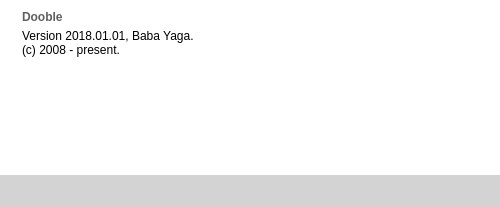
Above: 2.x/UI/dooble_about.ui from textbrowser/dooble before the change. Below: the same form after it.
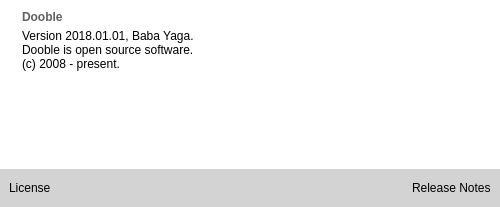
That is the form after the change. Icons and pictures are not drawn.

Commit message: BSD 3-clause license in About.

Diff of the .ui file:
```diff
--- a/2.x/UI/dooble_about.ui
+++ b/2.x/UI/dooble_about.ui
@@ -98,6 +98,7 @@
           </property>
           <property name="text">
            <string>Version 2018.01.01, Baba Yaga.
+Dooble is open source software.
 (c) 2008 - present.</string>
           </property>
           <property name="textInteractionFlags">
@@ -140,11 +141,31 @@
       <property name="styleSheet">
        <string notr="true">QFrame {background-color: lightgray;}</string>
       </property>
-      <layout class="QVBoxLayout" name="verticalLayout_3">
+      <layout class="QHBoxLayout" name="horizontalLayout_2">
+       <item>
+        <widget class="QLabel" name="license">
+         <property name="text">
+          <string>License</string>
+         </property>
+        </widget>
+       </item>
+       <item>
+        <spacer name="horizontalSpacer">
+         <property name="orientation">
+          <enum>Qt::Horizontal</enum>
+         </property>
+         <property name="sizeHint" stdset="0">
+          <size>
+           <width>40</width>
+           <height>20</height>
+          </size>
+         </property>
+        </spacer>
+       </item>
        <item>
         <widget class="QLabel" name="release_notes">
          <property name="text">
-          <string/>
+          <string>Release Notes</string>
          </property>
         </widget>
        </item>
```
The commit also changes 2 other files.
